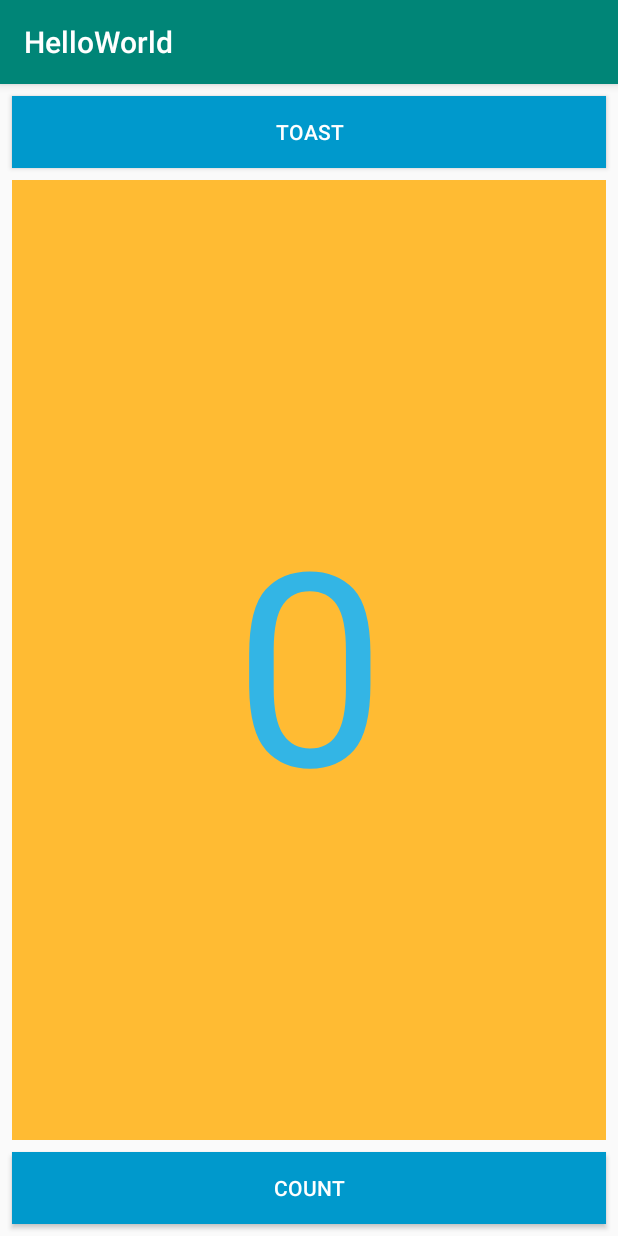
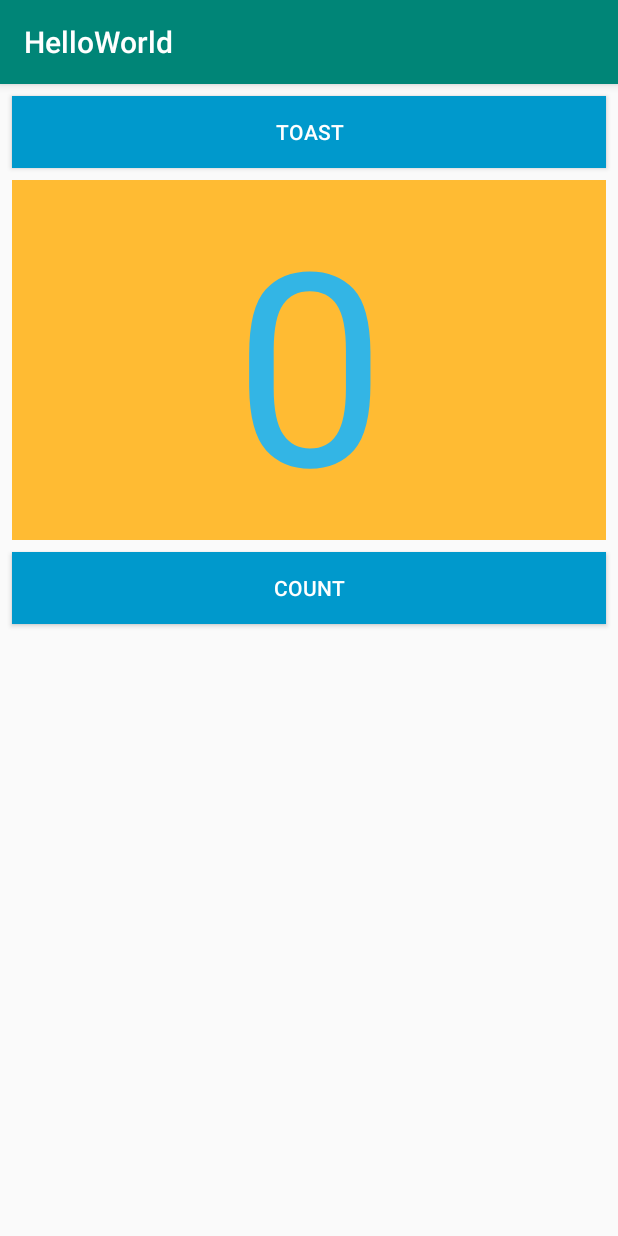
Before and after one commit to sunilthapa2018/Android-APP-TODOLIST, an Android app: the screen it shows after launch (MainActivity), on a phone screen of 412 x 824 dp. Run offline under Robolectric (Android 15) with nearby library versions, the phone set to English and light mode, and no system bars.

Commit message:
Android fundamentals 01.2 Part B Task 3 Completed

```diff
--- a/HelloWorld/app/src/main/res/layout/activity_main.xml
+++ b/HelloWorld/app/src/main/res/layout/activity_main.xml
@@ -1,5 +1,5 @@
 <?xml version="1.0" encoding="utf-8"?>
-<LinearLayout xmlns:android="http://schemas.android.com/apk/res/android"
+<RelativeLayout xmlns:android="http://schemas.android.com/apk/res/android"
     xmlns:app="http://schemas.android.com/apk/res-auto"
     xmlns:tools="http://schemas.android.com/tools"
     android:layout_width="match_parent"
@@ -32,12 +32,15 @@
         android:layout_marginEnd="8dp"
         android:layout_marginRight="8dp"
         android:layout_marginBottom="8dp"
-        android:layout_weight="1"
         android:background="@android:color/holo_orange_light"
         android:gravity="center|center_horizontal|center_vertical"
         android:text="@string/txtCountText"
         android:textColor="@android:color/holo_blue_light"
-        android:textSize="180sp" />
+        android:textSize="180sp"
+        android:layout_below="@+id/btnToast"
+        android:layout_alignParentLeft="true"
+        android:layout_alignParentStart="true"
+        />
 
     <Button
         android:id="@+id/btnCount"
@@ -52,6 +55,8 @@
         android:onClick="increaseCount"
         android:text="@string/btnCountText"
         android:textColor="@android:color/white"
+        android:layout_below="@+id/txtCount"
+        android:layout_centerHorizontal="true"
         />
 
-</LinearLayout>
+</RelativeLayout>
```
